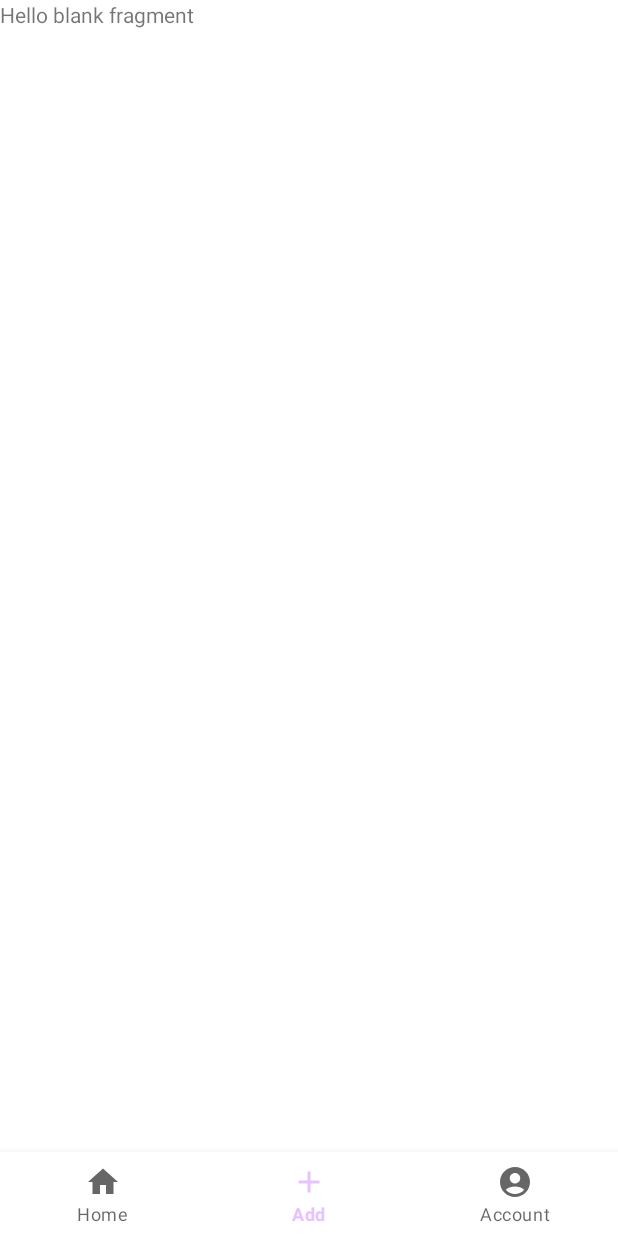
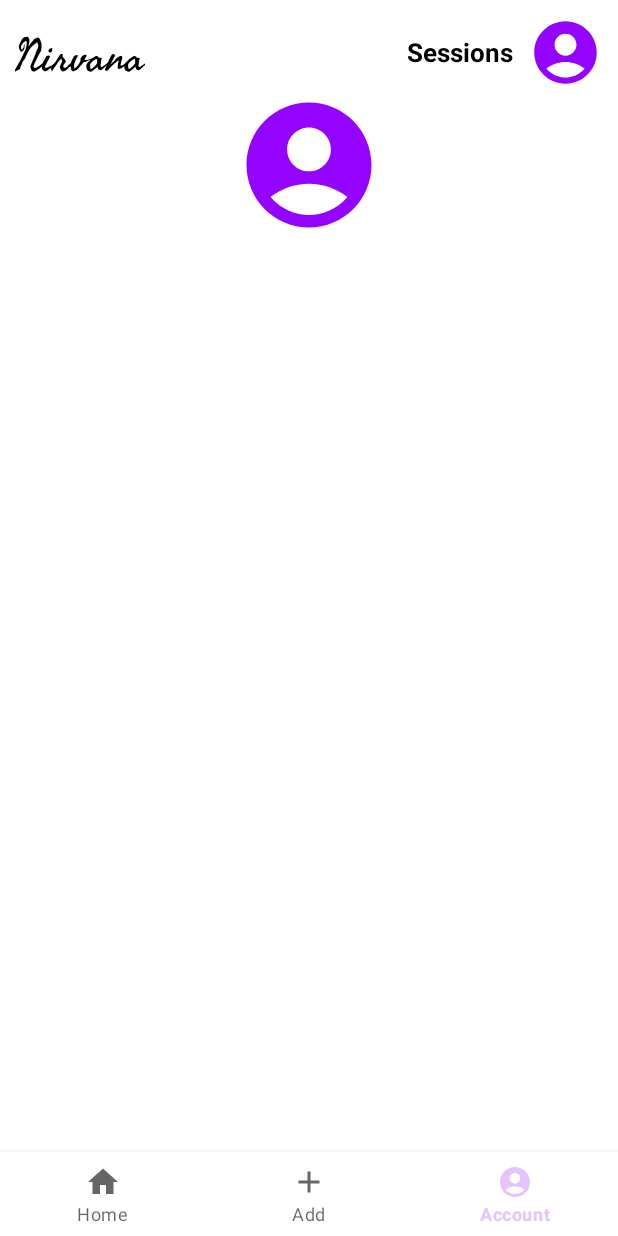
Before and after one commit to Aditya-Khaladkar/Nirvana-Android, an Android app: the DashboardFrag screen opened through its navigation route, item 3 of the bottom bar chosen, on a phone screen of 412 x 824 dp. Run offline under Robolectric (Android 15) with nearby library versions, the phone set to English and light mode, and no system bars; our stand-ins replace Firebase (no records; nobody signed in at launch, a user with empty details on screens opened directly); 1 statement that could not run was skipped.

Commit message:
added profile page

```diff
--- /dev/null
+++ b/app/src/main/java/com/example/nirvana/view/fragment/ProfilePage.kt
@@ -0,0 +1,25 @@
+package com.example.nirvana.view.fragment
+
+import android.os.Bundle
+import androidx.fragment.app.Fragment
+import android.view.LayoutInflater
+import android.view.View
+import android.view.ViewGroup
+import com.example.nirvana.R
+import com.example.nirvana.databinding.FragmentProfilePageBinding
+
+class ProfilePage : Fragment() {
+    lateinit var binding: FragmentProfilePageBinding
+
+    override fun onCreateView(
+        inflater: LayoutInflater, container: ViewGroup?,
+        savedInstanceState: Bundle?
+    ): View {
+        // Inflate the layout for this fragment
+        binding = FragmentProfilePageBinding.inflate(layoutInflater, container, false)
+
+
+
+        return binding.root
+    }
+}
--- a/app/src/main/java/com/example/nirvana/view/ui/DashboardFrag.kt
+++ b/app/src/main/java/com/example/nirvana/view/ui/DashboardFrag.kt
@@ -12,6 +12,7 @@ import androidx.recyclerview.widget.LinearLayoutManager
 import com.example.nirvana.R
 import com.example.nirvana.databinding.FragmentDashboardBinding
 import com.example.nirvana.view.fragment.AddSessionScreen
+import com.example.nirvana.view.fragment.ProfilePage
 import com.google.firebase.auth.FirebaseAuth
 
 class DashboardFrag : Fragment() {
@@ -46,6 +47,10 @@ class DashboardFrag : Fragment() {
                     loadFragment(AddSessionScreen())
                     true
                 }
+                R.id.accountFrag -> {
+                    loadFragment(ProfilePage())
+                    true
+                }
                 else -> false
             }
         }
--- /dev/null
+++ b/app/src/main/res/layout/fragment_profile_page.xml
@@ -0,0 +1,66 @@
+<?xml version="1.0" encoding="utf-8"?>
+<androidx.constraintlayout.widget.ConstraintLayout xmlns:android="http://schemas.android.com/apk/res/android"
+    xmlns:app="http://schemas.android.com/apk/res-auto"
+    xmlns:tools="http://schemas.android.com/tools"
+    android:layout_width="match_parent"
+    android:layout_height="match_parent"
+    android:background="@color/white"
+    android:padding="10dp"
+    tools:context=".view.fragment.ProfilePage">
+
+    <FrameLayout
+        android:id="@+id/profileFrameLayout"
+        android:layout_width="match_parent"
+        android:layout_height="50dp"
+        app:layout_constraintTop_toTopOf="parent">
+
+        <TextView
+            android:layout_width="wrap_content"
+            android:layout_height="wrap_content"
+            android:fontFamily="@font/fasthandregular"
+            android:text="Nirvana"
+            android:textColor="@color/black"
+            android:textSize="30sp" />
+
+
+        <LinearLayout
+            android:layout_width="wrap_content"
+            android:layout_height="wrap_content"
+            android:layout_gravity="end|center"
+            android:orientation="horizontal">
+
+            <TextView
+                android:layout_width="wrap_content"
+                android:layout_height="wrap_content"
+                android:layout_gravity="center"
+                android:text="Sessions"
+                android:textColor="@color/black"
+                android:textSize="17sp"
+                android:textStyle="bold" />
+
+            <View
+                android:layout_width="10dp"
+                android:layout_height="match_parent" />
+
+            <ImageView
+                android:layout_width="50dp"
+                android:layout_height="50dp"
+                android:src="@drawable/baseline_account_circle_24"
+                app:tint="@color/profilePageIcon" />
+
+        </LinearLayout>
+
+    </FrameLayout>
+
+
+    <ImageView
+        android:id="@+id/profileIcon"
+        android:layout_width="100dp"
+        android:layout_height="100dp"
+        android:src="@drawable/baseline_account_circle_24"
+        app:layout_constraintEnd_toEndOf="parent"
+        app:layout_constraintStart_toStartOf="parent"
+        app:layout_constraintTop_toBottomOf="@id/profileFrameLayout"
+        app:tint="@color/profilePageIcon" />
+
+</androidx.constraintlayout.widget.ConstraintLayout>
--- a/app/src/main/res/values/colors.xml
+++ b/app/src/main/res/values/colors.xml
@@ -7,4 +7,6 @@
     <color name="teal_700">#FF018786</color>
     <color name="black">#FF000000</color>
     <color name="white">#FFFFFFFF</color>
+
+    <color name="profilePageIcon">#9403ff</color>
 </resources>
```
